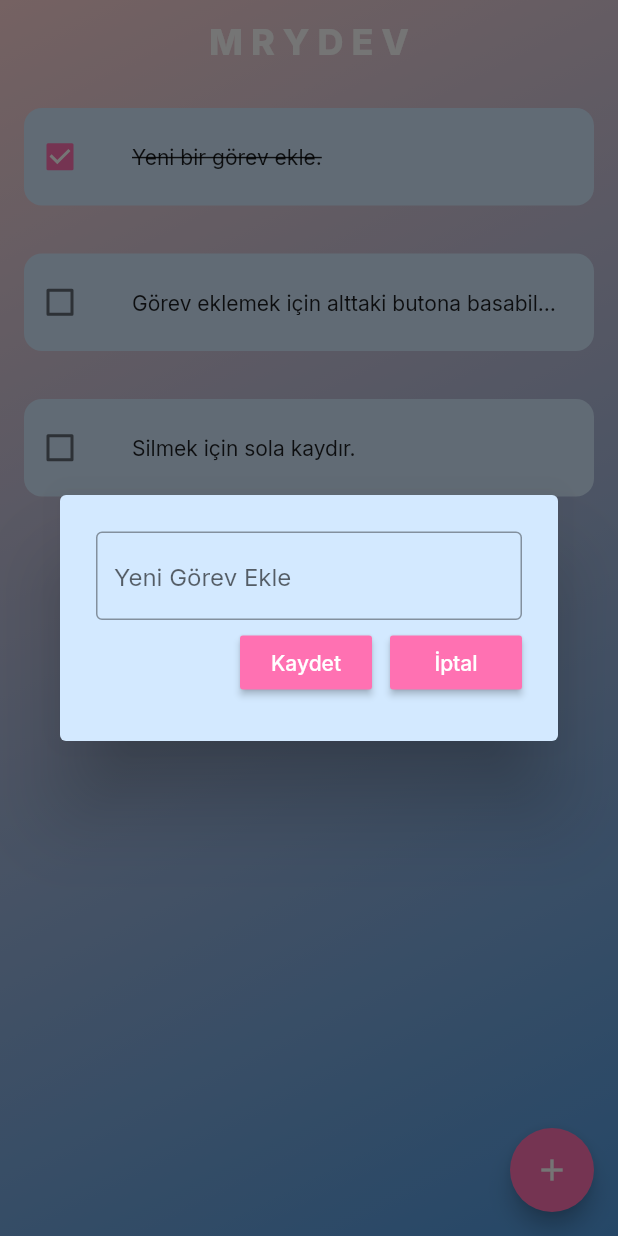
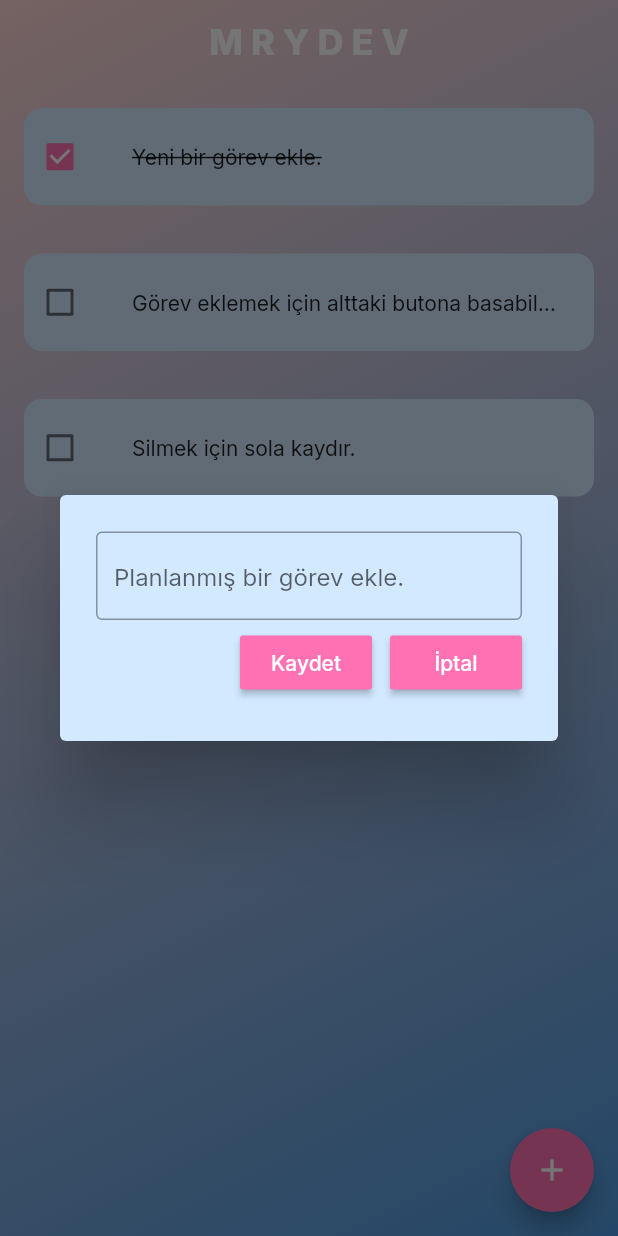
Before and after one commit to mrydev/FlutterTODO, a Flutter app: the screen it shows after launch, after a tap on the "add" icon, on a phone screen of 412 x 824 dp. Run offline on Flutter 3.47's test engine with Material 2 defaults, Android fonts, the phone set to English and light mode, and no system bars; drawn by our look-alikes of flutter_slidable; our stand-ins replace google_fonts, hive_flutter; accounts and stored records are empty.

Commit message:
🌪️ alert.dart Alert box changes, such as alert message(s)/text(s)

```diff
--- a/lib/utils/alert.dart
+++ b/lib/utils/alert.dart
@@ -28,7 +28,7 @@ class AlertBox extends StatelessWidget {
               controller: controller,
               decoration: InputDecoration(
                   border: const OutlineInputBorder(),
-                  hintText: "Yeni Görev Ekle",
+                  hintText: "Planlanmış bir görev ekle.",
                   hintStyle: GoogleFonts.inter()),
             ),
             Row(
```
